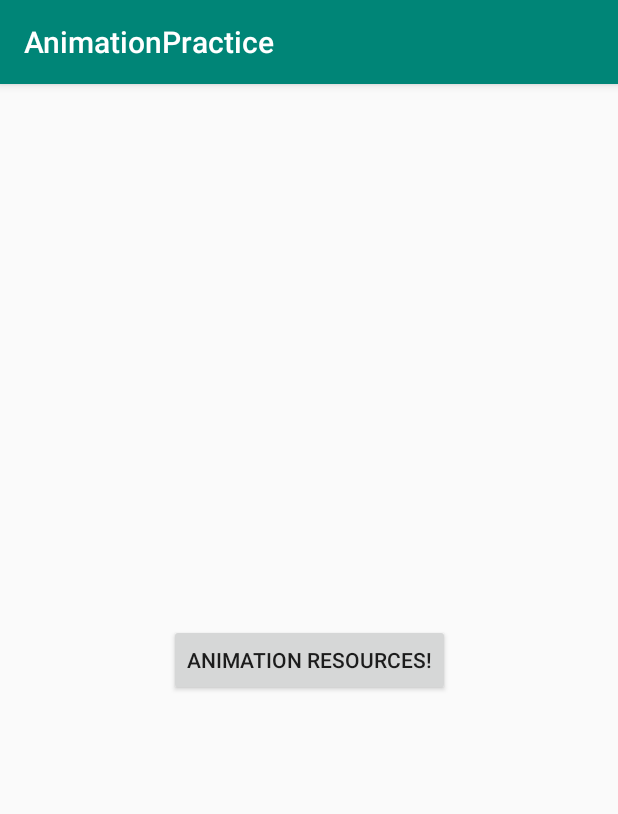
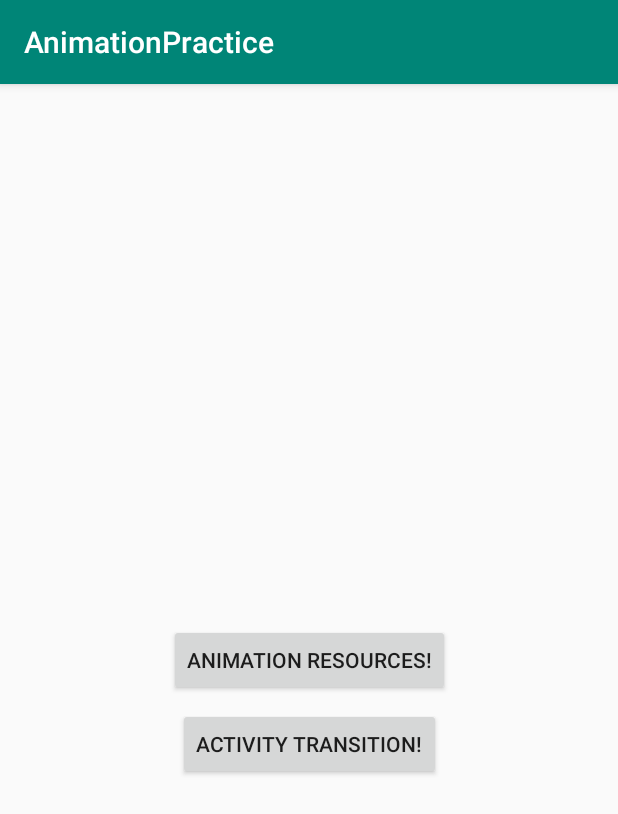
Before and after one commit to Zanerast/Practice_Animation, an Android app: the screen it shows after launch (MainActivity), on a phone screen of 412 x 824 dp. Shown: the top 814 px of the screen. Run offline under Robolectric (Android 15) with nearby library versions, the phone set to English and light mode, and no system bars; our stand-ins replace ButterKnife.

Commit message:
Activity Transition Animation

```diff
--- a/app/src/main/AndroidManifest.xml
+++ b/app/src/main/AndroidManifest.xml
@@ -16,7 +16,8 @@
                 <category android:name="android.intent.category.LAUNCHER" />
             </intent-filter>
         </activity>
-        <activity android:name=".ActivityAnimationResources"></activity>
+        <activity android:name=".ActivityAnimationResources" />
+        <activity android:name=".ActivityTransitionAnimation"></activity>
     </application>
 
 </manifest>
--- a/app/src/main/java/com/example/zane/animationpractice/ActivityAnimationResources.java
+++ b/app/src/main/java/com/example/zane/animationpractice/ActivityAnimationResources.java
@@ -25,7 +25,7 @@ public class ActivityAnimationResources extends AppCompatActivity {
         setContentView(R.layout.activity_animation_resources);
         ButterKnife.bind(this);
 
-        startAnimation = AnimationUtils.loadAnimation(this, R.anim.animation_resources_start);
+        startAnimation = AnimationUtils.loadAnimation(this, R.anim.anim_resources_start);
 
         setupAnimationListener();
 
@@ -44,7 +44,7 @@ public class ActivityAnimationResources extends AppCompatActivity {
 
             @Override
             public void onAnimationEnd(Animation animation) {
-                Animation endAnimation = AnimationUtils.loadAnimation(ActivityAnimationResources.this, R.anim.animation_resources_end);
+                Animation endAnimation = AnimationUtils.loadAnimation(ActivityAnimationResources.this, R.anim.anim_resources_end);
                 ivPractice.startAnimation(endAnimation);
             }
 
--- a/app/src/main/java/com/example/zane/animationpractice/MainActivity.java
+++ b/app/src/main/java/com/example/zane/animationpractice/MainActivity.java
@@ -3,17 +3,17 @@ package com.example.zane.animationpractice;
 import android.content.Intent;
 import android.support.v7.app.AppCompatActivity;
 import android.os.Bundle;
-import android.view.View;
 import android.widget.Button;
 
 import butterknife.BindView;
-import butterknife.BindViews;
 import butterknife.ButterKnife;
 
 public class MainActivity extends AppCompatActivity {
 
     @BindView(R.id.btn_animation_resources)
     Button btnAnimationResources;
+    @BindView(R.id.btn_activity_transition)
+    Button btnActivityTransition;
 
     @Override
     protected void onCreate(Bundle savedInstanceState) {
@@ -25,5 +25,10 @@ public class MainActivity extends AppCompatActivity {
             Intent intent = new Intent(this, ActivityAnimationResources.class);
             startActivity(intent);
         });
+
+        btnActivityTransition.setOnClickListener(v -> {
+            startActivity(new Intent(this, ActivityTransitionAnimation.class));
+            overridePendingTransition(R.anim.anim_slide_up_in, R.anim.anim_slide_up_out);
+        });
     }
 }
--- /dev/null
+++ b/app/src/main/res/anim/anim_slide_right_in.xml
@@ -0,0 +1,5 @@
+<?xml version="1.0" encoding="utf-8"?>
+<set xmlns:android="http://schemas.android.com/apk/res/android" android:duration="@android:integer/config_longAnimTime">
+    <translate android:fromXDelta="-100%" android:toXDelta="0%"/>
+
+</set>
--- /dev/null
+++ b/app/src/main/res/anim/anim_slide_right_out.xml
@@ -0,0 +1,4 @@
+<?xml version="1.0" encoding="utf-8"?>
+<set xmlns:android="http://schemas.android.com/apk/res/android" android:duration="@android:integer/config_longAnimTime">
+    <translate android:fromXDelta="0%" android:toXDelta="100%"/>
+</set>
--- /dev/null
+++ b/app/src/main/res/anim/anim_slide_up_in.xml
@@ -0,0 +1,4 @@
+<?xml version="1.0" encoding="utf-8"?>
+<set xmlns:android="http://schemas.android.com/apk/res/android" android:duration="@android:integer/config_longAnimTime">
+    <translate android:fromYDelta="100%" android:toYDelta="0%"/>
+</set>
--- /dev/null
+++ b/app/src/main/res/anim/anim_slide_up_out.xml
@@ -0,0 +1,4 @@
+<?xml version="1.0" encoding="utf-8"?>
+<set xmlns:android="http://schemas.android.com/apk/res/android" android:duration="@android:integer/config_longAnimTime">
+    <translate android:fromYDelta="0%" android:toYDelta="-100%"/>
+</set>
--- a/app/src/main/res/layout/activity_main.xml
+++ b/app/src/main/res/layout/activity_main.xml
@@ -16,4 +16,14 @@
         app:layout_constraintRight_toRightOf="parent"
         app:layout_constraintTop_toTopOf="parent" />
 
+    <Button
+        android:id="@+id/btn_activity_transition"
+        android:layout_width="wrap_content"
+        android:layout_height="wrap_content"
+        android:layout_marginTop="8dp"
+        android:text="Activity Transition!"
+        app:layout_constraintEnd_toEndOf="@+id/btn_animation_resources"
+        app:layout_constraintStart_toStartOf="@+id/btn_animation_resources"
+        app:layout_constraintTop_toBottomOf="@+id/btn_animation_resources" />
+
 </android.support.constraint.ConstraintLayout>
```
Also changed, not shown: app/src/main/java/com/example/zane/animationpractice/ActivityTransitionAnimation.java (added, +19 -0 lines), app/src/main/res/layout/activity_transition_animation.xml (added, +25 -0 lines), app/src/main/res/anim/anim_resources_end.xml (renamed from app/src/main/res/anim/animation_resources_end.xml), app/src/main/res/anim/anim_resources_start.xml (renamed from app/src/main/res/anim/animation_resources_start.xml), 1 other file.
